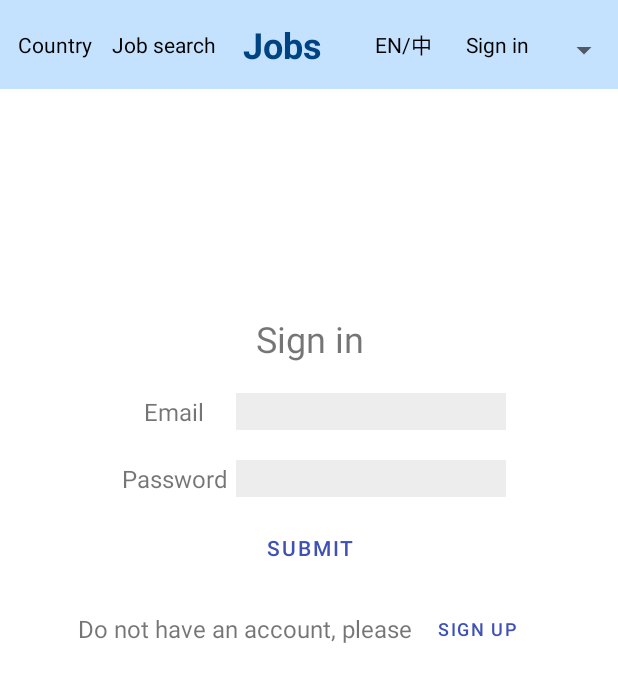
After one commit to Sunying-RONG/Android-Kotlin-firebase-Jobs, an Android app: the SigninActivity screen opened directly, with no data from a screen before it, on a phone screen of 412 x 824 dp. The commit adds this screen. Shown: the top 682 px of the screen. Run offline under Robolectric (Android 15) with nearby library versions, the phone set to English and light mode, and no system bars.

Commit message:
spinner role selection

```diff
--- a/app/src/main/java/com/example/jobsrendu/NavigationFragment.kt
+++ b/app/src/main/java/com/example/jobsrendu/NavigationFragment.kt
@@ -1,10 +1,6 @@
 package com.example.jobsrendu
 
-import android.Manifest
-import android.content.Context
 import android.content.Intent
-import android.content.pm.PackageManager
-import android.location.*
 import android.os.Bundle
 import android.util.Log
 import androidx.fragment.app.Fragment
@@ -12,16 +8,12 @@ import android.view.LayoutInflater
 import android.view.View
 import android.view.ViewGroup
 import android.widget.*
-import androidx.core.app.ActivityCompat
-import androidx.core.content.ContextCompat
-import java.io.IOException
-import java.util.*
 
 // TODO: Rename parameter arguments, choose names that match
 // the fragment initialization parameters, e.g. ARG_ITEM_NUMBER
 private const val ARG_PARAM1 = "param1"
 private const val ARG_PARAM2 = "param2"
-
+var country_name = "Country"
 /**
  * A simple [Fragment] subclass.
  * Use the [NavigationFragment.newInstance] factory method to
@@ -49,7 +41,9 @@ class NavigationFragment : Fragment(), AdapterView.OnItemSelectedListener{
         val view: View = inflater.inflate(R.layout.fragment_navigation, container, false)
         tvGpsLocation = view.findViewById<TextView>(R.id.tv_countryName)
         val bundle = arguments
-        val country_name = bundle?.getString("country_name").toString()
+        if (!bundle?.getString("country_name").toString().equals("null")) {
+            country_name = bundle?.getString("country_name").toString()
+        }
         tvGpsLocation.text = country_name
 
         val spinner: Spinner = view.findViewById(R.id.roles_spinner)
@@ -64,6 +58,7 @@ class NavigationFragment : Fragment(), AdapterView.OnItemSelectedListener{
             adapter.setDropDownViewResource(android.R.layout.simple_spinner_dropdown_item)
             // Apply the adapter to the spinner
             spinner.adapter = adapter
+
         }
         return view
     }
@@ -89,17 +84,35 @@ class NavigationFragment : Fragment(), AdapterView.OnItemSelectedListener{
     }
 
     override fun onItemSelected(p0: AdapterView<*>?, p1: View?, p2: Int, p3: Long) {
-//        val intent = Intent(this, NewActivity::class.java)
-//        startActivity(intent)
+        var formerSelect = 0;
+        val intent = Intent(requireContext(), SigninActivity::class.java)
+
         when (p2) {
-            0 -> Log.d("select","Job seeker")
-            1 -> Log.d("select","Employer")
-            2 -> Log.d("select","Agency")
-            3 -> Log.d("select","Administrator")
+            1 -> {
+                intent.putExtra("role", "Job seeker")
+                Log.d("select","Job seeker")
+            }
+            2 -> {
+                intent.putExtra("role", "Employer")
+                Log.d("select","Employer")
+            }
+            3 -> {
+                intent.putExtra("role", "Agency")
+                Log.d("select","Agency")
+            }
+            4 -> {
+                intent.putExtra("role", "Administrator")
+                Log.d("select","Administrator")
+            }
         }
+        if (formerSelect != p2) {
+            startActivity(intent)
+        }
+        formerSelect = p2
+        Log.d("formerSelect", formerSelect.toString())
     }
 
     override fun onNothingSelected(p0: AdapterView<*>?) {
-        Log.d("select nothing", "on select nothing")
+        TODO("Not yet implemented")
     }
 }
--- /dev/null
+++ b/app/src/main/java/com/example/jobsrendu/SigninActivity.kt
@@ -0,0 +1,11 @@
+package com.example.jobsrendu
+
+import androidx.appcompat.app.AppCompatActivity
+import android.os.Bundle
+
+class SigninActivity : AppCompatActivity() {
+    override fun onCreate(savedInstanceState: Bundle?) {
+        super.onCreate(savedInstanceState)
+        setContentView(R.layout.activity_signin)
+    }
+}
--- /dev/null
+++ b/app/src/main/res/layout/activity_signin.xml
@@ -0,0 +1,157 @@
+<?xml version="1.0" encoding="utf-8"?>
+<androidx.constraintlayout.widget.ConstraintLayout xmlns:android="http://schemas.android.com/apk/res/android"
+    xmlns:app="http://schemas.android.com/apk/res-auto"
+    xmlns:tools="http://schemas.android.com/tools"
+    android:layout_width="match_parent"
+    android:layout_height="match_parent"
+    android:background="#FFFFFF"
+    android:textAlignment="textStart"
+    tools:context=".MainActivity">
+    <!--<LinearLayout xmlns:android="http://schemas.android.com/apk/res/android"-->
+    <!--    xmlns:app="http://schemas.android.com/apk/res-auto"-->
+    <!--    xmlns:tools="http://schemas.android.com/tools"-->
+    <!--    android:orientation="vertical"-->
+    <!--    android:layout_width="fill_parent"-->
+    <!--    android:layout_height="fill_parent"-->
+    <!--    tools:context=".MainActivity">-->
+    <LinearLayout
+        android:layout_width="413dp"
+        android:layout_height="731dp"
+        android:orientation="vertical"
+        app:layout_constraintTop_toTopOf="parent"
+        tools:layout_editor_absoluteX="1dp">
+
+        <androidx.fragment.app.FragmentContainerView
+            xmlns:android="http://schemas.android.com/apk/res/android"
+            android:id="@+id/fragment_navigation"
+            android:layout_width="match_parent"
+            android:layout_height="wrap_content"
+            android:name="com.example.jobsrendu.NavigationFragment" >
+        </androidx.fragment.app.FragmentContainerView>
+
+        <TextView
+            android:id="@+id/textView"
+            android:layout_width="match_parent"
+            android:layout_height="wrap_content"
+            android:layout_marginTop="150dp"
+            android:layout_marginBottom="10dp"
+            android:gravity="center"
+            android:text="@string/sign_in"
+            android:textSize="24sp" />
+
+        <TableLayout
+            android:layout_width="match_parent"
+            android:layout_height="wrap_content"
+            android:gravity="center|center_vertical">
+
+            <TableRow
+                android:layout_width="match_parent"
+                android:layout_height="43dp"
+                android:background="#FFFFFF"
+                android:gravity="center">
+
+                <TextView
+                    android:id="@+id/textView2"
+                    android:layout_width="82dp"
+                    android:layout_height="wrap_content"
+                    android:gravity="center"
+                    android:text="@string/email"
+                    android:textSize="16sp" />
+
+                <EditText
+                    android:layout_width="180dp"
+                    android:layout_height="wrap_content"
+                    android:layout_marginTop="10dp"
+                    android:layout_marginBottom="10dp"
+                    android:background="#EDEDED"
+                    android:hint="" />
+
+                <!--                <com.google.android.material.textfield.TextInputLayout-->
+                <!--                    android:layout_width="match_parent"-->
+                <!--                    android:layout_height="wrap_content">-->
+
+                <!--                    <com.google.android.material.textfield.TextInputEditText-->
+                <!--                        android:layout_width="260dp"-->
+                <!--                        android:layout_height="wrap_content"-->
+                <!--                        android:layout_marginTop="5dp"-->
+                <!--                        android:layout_marginBottom="5dp"-->
+                <!--                        android:background="#EDEDED"-->
+                <!--                        android:hint="" />-->
+                <!--                </com.google.android.material.textfield.TextInputLayout>-->
+            </TableRow>
+
+            <TableRow
+                android:layout_width="match_parent"
+                android:layout_height="30dp"
+                android:background="#FFFFFF"
+                android:gravity="center">
+
+                <TextView
+                    android:id="@+id/textView3"
+                    android:layout_width="82dp"
+                    android:layout_height="wrap_content"
+                    android:gravity="center"
+                    android:text="@string/password"
+                    android:textSize="16sp" />
+
+                <EditText
+                    android:layout_width="180dp"
+                    android:layout_height="wrap_content"
+                    android:layout_marginTop="10dp"
+                    android:layout_marginBottom="10dp"
+                    android:background="#EDEDED"
+                    android:hint="" />
+                <!--                <com.google.android.material.textfield.TextInputLayout-->
+                <!--                    android:layout_width="match_parent"-->
+                <!--                    android:layout_height="wrap_content">-->
+
+                <!--                    <com.google.android.material.textfield.TextInputEditText-->
+                <!--                        android:layout_width="match_parent"-->
+                <!--                        android:layout_height="wrap_content"-->
+                <!--                        android:layout_marginTop="5dp"-->
+                <!--                        android:layout_marginBottom="5dp"-->
+                <!--                        android:background="#EDEDED"-->
+                <!--                        android:hint="" />-->
+                <!--                </com.google.android.material.textfield.TextInputLayout>-->
+
+            </TableRow>
+
+        </TableLayout>
+
+        <Button
+            android:id="@+id/button2"
+            android:layout_width="match_parent"
+            android:layout_height="wrap_content"
+            android:background="#009DCCF4"
+            android:gravity="center"
+            android:text="@string/submit"
+            android:textColor="#3F51B5" />
+
+        <LinearLayout
+            android:layout_width="match_parent"
+            android:layout_height="60dp"
+            android:gravity="center"
+            android:orientation="horizontal">
+
+            <TextView
+                android:id="@+id/notice"
+                android:layout_width="wrap_content"
+                android:layout_height="wrap_content"
+                android:gravity="center"
+                android:text="@string/notice_sign_up"
+                android:textSize="16sp" />
+
+            <Button
+                android:id="@+id/sign_up"
+                android:layout_width="wrap_content"
+                android:layout_height="wrap_content"
+                android:background="#009DCCF4"
+                android:text="@string/sign_up"
+                android:textColor="#3F51B5"
+                android:textSize="12sp" />
+        </LinearLayout>
+
+    </LinearLayout>
+
+    <!--</LinearLayout>-->
+</androidx.constraintlayout.widget.ConstraintLayout>
--- a/app/src/main/res/values/strings.xml
+++ b/app/src/main/res/values/strings.xml
@@ -4,24 +4,22 @@
     <string name="job_search">Job search</string>
     <string name="lang_change">EN/中</string>
     <string name="sign_in">Sign in</string>
+    <string name="sign_up">Sign up</string>
     <string name="job_what">What</string>
     <string name="job_where">Where</string>
     <string name="go">GO</string>
+    <string name="submit">Submit</string>
+    <string name="email">Email</string>
+    <string name="password">Password</string>
+    <string name="user_name">User name</string>
+    <string name="phone">Phone</string>
+    <string name="notice_sign_up">Do not have an account, please </string>
+
     <string-array name="roles_array">
+        <item>SELECT YOUR ROLE</item>
         <item>Job seeker</item>
         <item>Employer</item>
         <item>Agency</item>
         <item>Administrator</item>
     </string-array>
-    <!-- TODO: Remove or change this placeholder text -->
-    <string name="hello_blank_fragment">Hello blank fragment</string>
-    <string name="title_activity_signin">Signin</string>
-    <!-- Strings used for fragments for navigation -->
-    <string name="first_fragment_label">First Fragment</string>
-    <string name="second_fragment_label">Second Fragment</string>
-    <string name="next">Next</string>
-    <string name="previous">Previous</string>
-
-    <string name="hello_first_fragment">Hello first fragment</string>
-    <string name="hello_second_fragment">Hello second fragment. Arg: %1$s</string>
 </resources>
```
Also changed, not shown: app/src/main/AndroidManifest.xml (+15 -1 lines), app/src/main/java/com/example/jobsrendu/SignupActivity.kt (added, +11 -0 lines), app/src/main/res/layout/activity_signup.xml (added, +9 -0 lines), 1 other file.
